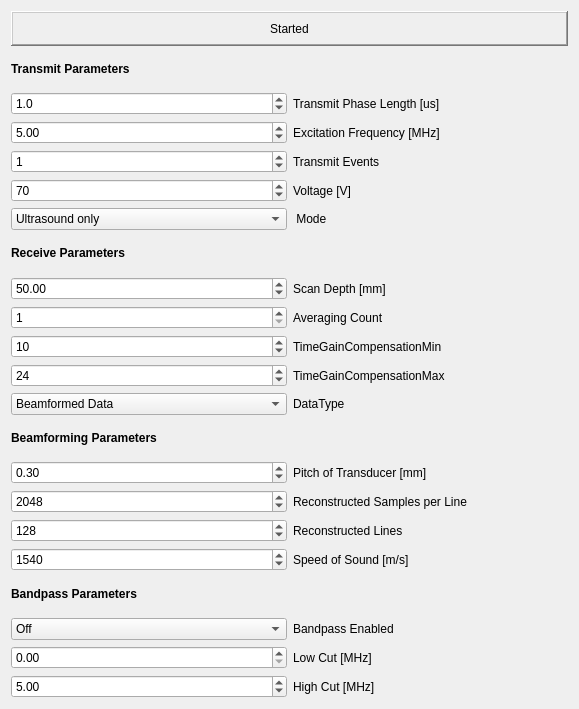
Before: the Qt Designer form Modules/USUI/Qmitk/QmitkUSControlsCustomDiPhASDeviceWidget.ui in MITK/MITK, drawn with Qt 5.
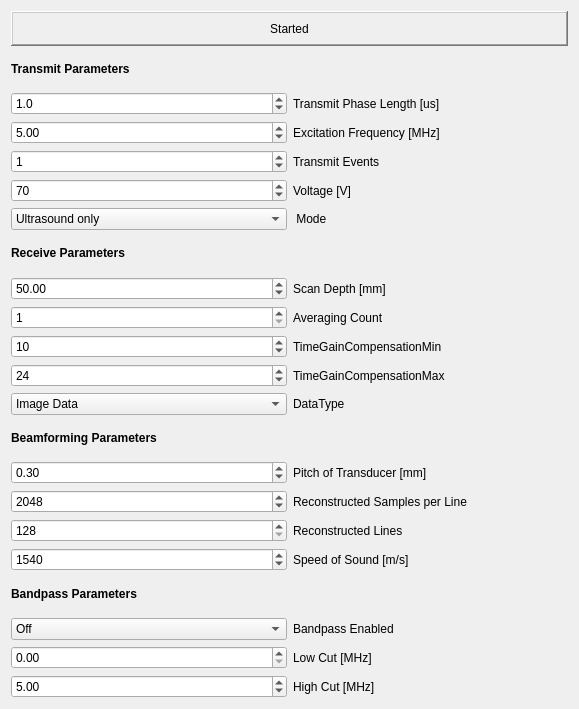
After: the same form once the commit is applied.

Commit message: T19855 -It is now possible to switch between beamformed and image data. however, the workbench will crash or freeze in 9 out of ten times when attempting this -The excitation frequency of the transducer can now be set correctly -corrected wrong spacing, also set the image height and width to be that of the actually reconstructed lines and samples -added the ability to display information on the GUI, although I disabled it as it was too performance heavy

```diff
--- a/Modules/USUI/Qmitk/QmitkUSControlsCustomDiPhASDeviceWidget.ui
+++ b/Modules/USUI/Qmitk/QmitkUSControlsCustomDiPhASDeviceWidget.ui
@@ -220,7 +220,7 @@
        </property>
        <item>
         <property name="text">
-         <string>Beamformed Data</string>
+         <string>Image Data</string>
         </property>
        </item>
        <item>
@@ -280,6 +280,9 @@
      </item>
      <item row="3" column="0">
       <widget class="QSpinBox" name="ReconstructedLines">
+       <property name="minimum">
+        <number>128</number>
+       </property>
        <property name="maximum">
         <number>1024</number>
        </property>
```
Left out of the diff: 5 changed lines with no effect on the pictures. The commit also changes 9 other files.
